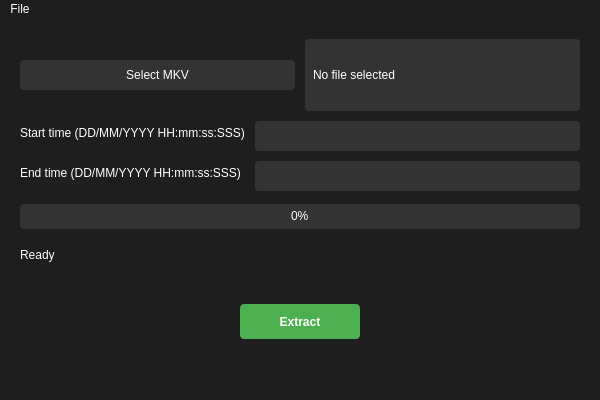
First picture: the form in mainwindow.ui, repository marlefranco/VidExtract, before the edit.
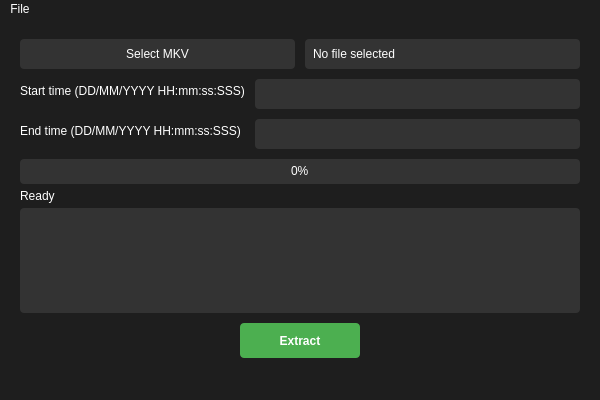
Second picture: the form after the edit.

```diff
--- a/mainwindow.ui
+++ b/mainwindow.ui
@@ -182,6 +182,28 @@
          </property>
         </widget>
        </item>
+       <item>
+        <widget class="QTextEdit" name="statusTextEdit">
+         <property name="minimumSize">
+          <size>
+           <width>0</width>
+           <height>100</height>
+          </size>
+         </property>
+         <property name="maximumSize">
+          <size>
+           <width>16777215</width>
+           <height>200</height>
+          </size>
+         </property>
+         <property name="styleSheet">
+          <string notr="true">background-color: #333333; border-radius: 4px; padding: 5px;</string>
+         </property>
+         <property name="readOnly">
+          <bool>true</bool>
+         </property>
+        </widget>
+       </item>
       </layout>
      </widget>
     </item>
```
